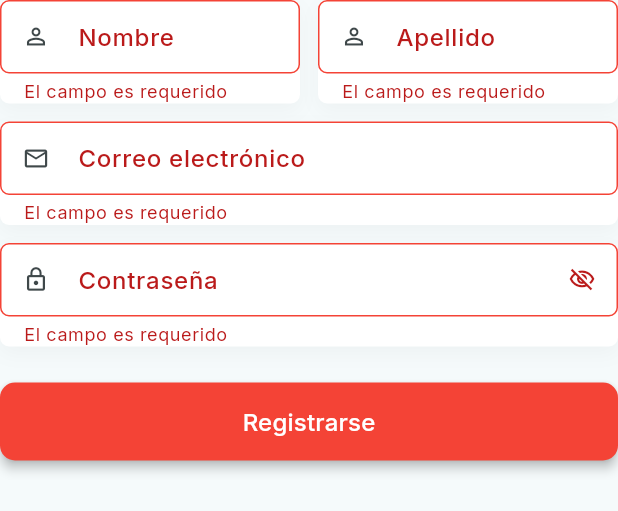
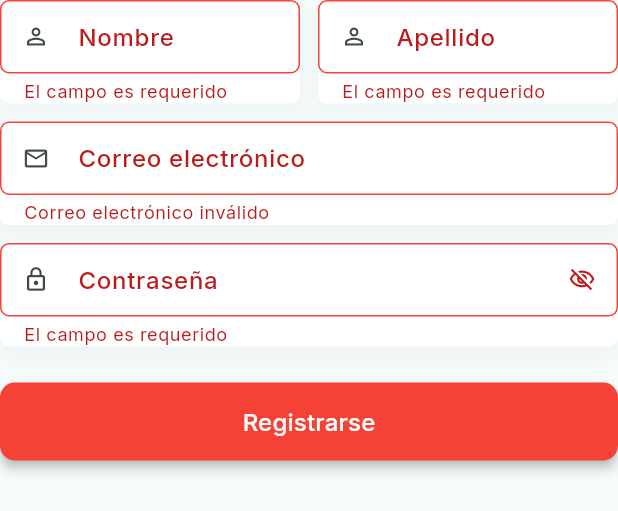
Before and after one commit to marcelo54409/club_libertad, a Flutter app: the RegisterForm widget shown alone on an empty page, opened directly, after a tap on "Registrarse", on a phone screen of 412 x 824 dp. Shown: the top 511 px of the screen. Run offline on Flutter 3.47's test engine with Material 3 defaults, Android fonts, the phone set to English and light mode, and no system bars; drawn by our look-alikes of loader_overlay; our stand-ins replace connectivity_plus, dio, event_bus, flutter_dotenv, flutter_riverpod, flutter_spinkit and 6 more; accounts and stored records are empty.

Commit message:
login - register

```diff
--- a/lib/features/auth/presentation/providers/auth_provider.dart
+++ b/lib/features/auth/presentation/providers/auth_provider.dart
@@ -90,7 +90,7 @@ class AuthNotifier extends StateNotifier<AuthState> {
   }
 
   Future<void> _setLoggedUser(User user) async {
-    await keyValueStorageService.setKeyValue('token', user.token);
+    await keyValueStorageService.setKeyValue('token', user.accessToken);
     final userJson = UserMapper.userEntityToJson(user);
     await keyValueStorageService.setKeyValue(
         'user_session_data', jsonEncode(userJson));
--- a/lib/features/auth/presentation/providers/register_form_provider.dart
+++ b/lib/features/auth/presentation/providers/register_form_provider.dart
@@ -1,3 +1,4 @@
+import 'package:club_libertad_front/features/shared/infrastructure/inputs/email.dart';
 import 'package:flutter_riverpod/flutter_riverpod.dart';
 import 'package:formz/formz.dart';
 import 'package:club_libertad_front/features/auth/presentation/providers/auth_provider.dart';
@@ -9,10 +10,9 @@ final registerFormProvider =
     StateNotifierProvider.autoDispose<RegisterFormNotifier, RegisterFormState>(
         (ref) {
   final keyValueStorageService = ref.watch(keyValueStorageServiceProvider);
-  final loginCallback =
-      ref.read(authProvider.notifier).loginUser; // reutiliza login para prueba
+  final registerCallback = ref.read(authProvider.notifier).registerUser;
   return RegisterFormNotifier(
-    loginCallback: loginCallback,
+    registerCallback: registerCallback,
     keyValueStorageService: keyValueStorageService,
   );
 });
@@ -20,18 +20,18 @@ final registerFormProvider =
 final passwordVisibilityProvider = StateProvider<bool>((ref) => true);
 
 class RegisterFormNotifier extends StateNotifier<RegisterFormState> {
-  final Function(String, String) loginCallback;
+  final Function(String, String) registerCallback;
   final KeyValueStorageService keyValueStorageService;
 
   RegisterFormNotifier({
-    required this.loginCallback,
+    required this.registerCallback,
     required this.keyValueStorageService,
   }) : super(RegisterFormState());
 
   void usernameChanged(String value) {
     final username = Username.dirty(value); // puedes usar tu propia clase
-    state =
-        state.copyWith(username: username, isValid: _validateAll(username: username));
+    state = state.copyWith(
+        username: username, isValid: _validateAll(username: username));
   }
 
   void apellidoChanged(String value) {
@@ -41,7 +41,7 @@ class RegisterFormNotifier extends StateNotifier<RegisterFormState> {
   }
 
   void correoChanged(String value) {
-    final correo = Username.dirty(value); // o Email si tienes
+    final correo = Email.dirty(value); // ✅ usar el validador correcto
     state =
         state.copyWith(correo: correo, isValid: _validateAll(correo: correo));
   }
@@ -52,17 +52,24 @@ class RegisterFormNotifier extends StateNotifier<RegisterFormState> {
         password: password, isValid: _validateAll(password: password));
   }
 
-  Future<void> onFormSubmitted() async {
-    _touchFields();
-    if (!state.isValid) return;
-    await loginCallback(state.correo.value,
-        state.password.value); // reemplaza luego por register
+ Future<bool> onFormSubmitted() async {
+  _touchFields();
+  if (!state.isValid) return false;
+
+  try {
+    await registerCallback(state.username.value, state.password.value);
+    return true; // ✅ Registro exitoso
+  } catch (e) {
+    // Puedes loguear si quieres: print(e);
+    rethrow; // ⛔️ Propaga el error para que la UI lo muestre
   }
+}
+
 
   void _touchFields() {
     final username = Username.dirty(state.username.value);
     final apellido = Username.dirty(state.apellido.value);
-    final correo = Username.dirty(state.correo.value);
+    final correo = Email.dirty(state.correo.value); // ← esto es lo correcto
     final password = Password.dirty(state.password.value);
 
     state = state.copyWith(
@@ -78,13 +85,13 @@ class RegisterFormNotifier extends StateNotifier<RegisterFormState> {
   bool _validateAll({
     Username? username,
     Username? apellido,
-    Username? correo,
+    Email? correo, // <- CAMBIA esto
     Password? password,
   }) {
     return Formz.validate([
       username ?? state.username,
       apellido ?? state.apellido,
-      correo ?? state.correo,
+      correo ?? state.correo, // <- ya se usa Email aquí
       password ?? state.password,
     ]);
   }
@@ -93,7 +100,7 @@ class RegisterFormNotifier extends StateNotifier<RegisterFormState> {
 class RegisterFormState {
   final Username username;
   final Username apellido;
-  final Username correo;
+  final Email correo;
   final Password password;
   final bool isPosting;
   final bool isFormPosted;
@@ -102,17 +109,16 @@ class RegisterFormState {
   RegisterFormState({
     this.username = const Username.pure(),
     this.apellido = const Username.pure(),
-    this.correo = const Username.pure(),
+    this.correo = const Email.pure(), // ✅ aquí también
     this.password = const Password.pure(),
     this.isPosting = false,
     this.isFormPosted = false,
     this.isValid = false,
   });
-
   RegisterFormState copyWith({
     Username? username,
     Username? apellido,
-    Username? correo,
+    Email? correo, // ← CAMBIA esto, debe ser Email
     Password? password,
     bool? isPosting,
     bool? isFormPosted,
--- a/lib/features/auth/presentation/screen/login_form.dart
+++ b/lib/features/auth/presentation/screen/login_form.dart
@@ -212,7 +212,7 @@ class LoginForm extends ConsumerWidget {
         ),
         const SizedBox(height: 12.0),
 
-        // Botón de login
+        // @Botón de login
         FilledButton(
           onPressed: authState.isLoading
               ? null
--- a/lib/features/auth/presentation/screen/register_form.dart
+++ b/lib/features/auth/presentation/screen/register_form.dart
@@ -2,6 +2,7 @@ import 'package:club_libertad_front/features/shared/widgets/custom_text_form_fie
 import 'package:flutter/material.dart';
 import 'package:flutter_riverpod/flutter_riverpod.dart';
 import 'package:club_libertad_front/features/auth/presentation/providers/register_form_provider.dart';
+import 'package:go_router/go_router.dart';
 
 class RegisterForm extends ConsumerWidget {
   const RegisterForm({super.key});
@@ -79,12 +80,27 @@ class RegisterForm extends ConsumerWidget {
         ),
         const SizedBox(height: 24),
         FilledButton(
-          onPressed: () {
-            formNotifier.onFormSubmitted();
+          onPressed: () async {
+            final success = await formNotifier.onFormSubmitted();
+
+            if (success) {
+              // Mostrar snackbar antes de redirigir
+              ScaffoldMessenger.of(context).showSnackBar(
+                const SnackBar(
+                  content: Text('Registro exitoso. Redirigiendo...'),
+                  backgroundColor: Colors.green,
+                  duration: Duration(seconds: 2),
+                ),
+              );
+
+              // Espera breve antes de ir a inicio
+              await Future.delayed(Duration(seconds: 2));
+              context.go('/inicio');
+            }
           },
           style: FilledButton.styleFrom(
             backgroundColor: Colors.red,
-              foregroundColor: Colors.white,
+            foregroundColor: Colors.white,
             padding: const EdgeInsets.symmetric(vertical: 14),
             textStyle: textStyles.titleMedium,
             elevation: 3,
--- /dev/null
+++ b/lib/features/shared/infrastructure/inputs/email.dart
@@ -0,0 +1,22 @@
+import 'package:formz/formz.dart';
+
+enum EmailValidationError { invalid }
+
+class Email extends FormzInput<String, EmailValidationError> {
+  const Email.pure() : super.pure('');
+  const Email.dirty([String value = '']) : super.dirty(value);
+
+  static final _regex = RegExp(
+    r"^[\w-\.]+@([\w-]+\.)+[\w-]{2,4}$",
+  );
+
+  @override
+  EmailValidationError? validator(String value) {
+    return _regex.hasMatch(value.trim()) ? null : EmailValidationError.invalid;
+  }
+
+  String? get errorMessage {
+    if (isValid || isPure) return null;
+    return 'Correo electrónico inválido';
+  }
+}
```
Also changed, not shown: lib/features/auth/domain/entities/user.dart (+7 -52 lines), lib/features/auth/infrastructure/datasources/auth_datasource_impl.dart (+6 -4 lines), lib/ui/inicio/inicio_screen.dart (+12 -7 lines), pubspec.lock, 1 other file.
